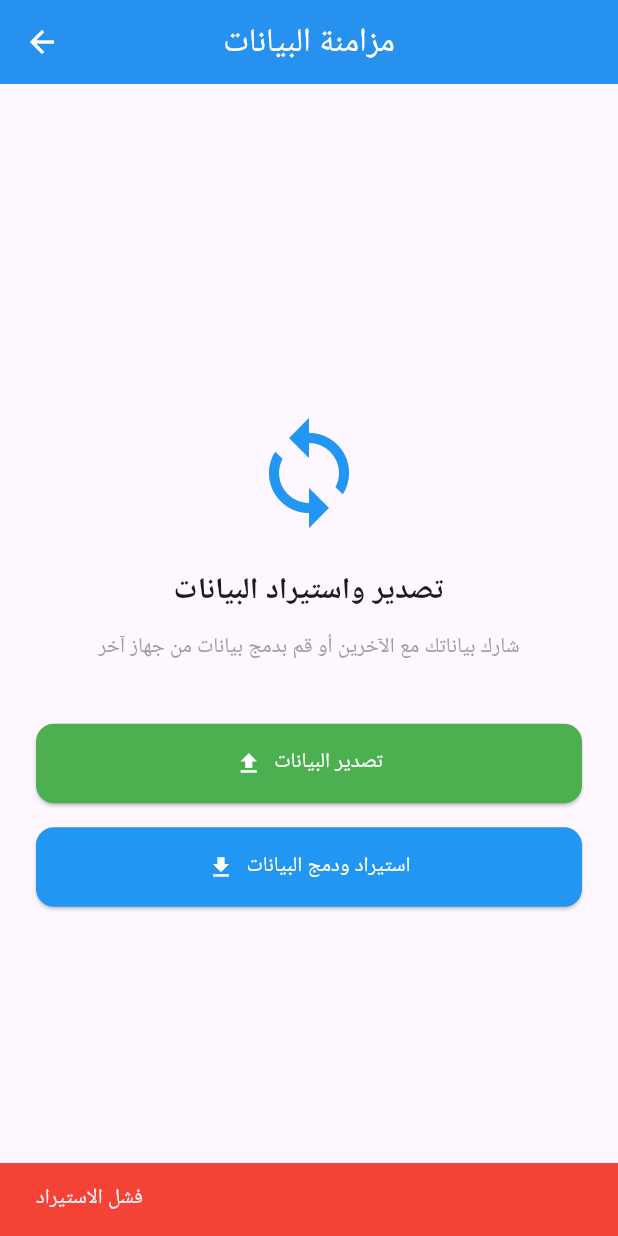
After one commit to AiExpert1985/family_cards, a Flutter app: the SyncPage screen opened directly, after a tap on "استيراد ودمج البيانات", on a phone screen of 412 x 824 dp. The commit adds this screen. Run offline on Flutter 3.47's test engine with Material 3 defaults, Android fonts, the phone set to English and light mode, and no system bars; our stand-ins replace file_picker, flutter_riverpod, share_plus, shared_preferences; accounts and stored records are empty.

Commit message:
adding sync

```diff
--- /dev/null
+++ b/lib/pages/sync_page.dart
@@ -0,0 +1,165 @@
+// ============== pages/sync_page.dart ==============
+import 'package:flutter/material.dart';
+import 'package:flutter_riverpod/flutter_riverpod.dart';
+import '../providers/providers.dart';
+
+class SyncPage extends ConsumerStatefulWidget {
+  const SyncPage({super.key});
+
+  @override
+  ConsumerState<SyncPage> createState() => _SyncPageState();
+}
+
+class _SyncPageState extends ConsumerState<SyncPage> {
+  bool _isProcessing = false;
+
+  Future<void> _exportData() async {
+    setState(() => _isProcessing = true);
+
+    // Wait for data to load if not already loaded
+    final playersAsync = ref.read(playersProvider);
+    final gamesAsync = ref.read(gamesProvider);
+
+    // Reload if not loaded
+    if (!playersAsync.hasValue) {
+      await ref.read(playersProvider.notifier).loadPlayers();
+    }
+    if (!gamesAsync.hasValue) {
+      await ref.read(gamesProvider.notifier).loadGames();
+    }
+
+    // Get the loaded data
+    final players = ref.read(playersProvider).value ?? [];
+    final games = ref.read(gamesProvider).value ?? [];
+
+    if (players.isEmpty && games.isEmpty) {
+      if (mounted) {
+        ScaffoldMessenger.of(context).showSnackBar(
+          const SnackBar(content: Text('لا توجد بيانات للتصدير'), backgroundColor: Colors.orange),
+        );
+      }
+      setState(() => _isProcessing = false);
+      return;
+    }
+
+    final syncService = ref.read(syncServiceProvider);
+    final filePath = await syncService.exportData(players: players, games: games);
+
+    if (filePath != null) {
+      if (mounted) {
+        ScaffoldMessenger.of(context).showSnackBar(
+          SnackBar(
+            content: Text('تم تصدير ${players.length} لاعب و ${games.length} مباراة'),
+            backgroundColor: Colors.green,
+          ),
+        );
+      }
+    } else {
+      if (mounted) {
+        ScaffoldMessenger.of(
+          context,
+        ).showSnackBar(const SnackBar(content: Text('فشل التصدير'), backgroundColor: Colors.red));
+      }
+    }
+
+    setState(() => _isProcessing = false);
+  }
+
+  Future<void> _importData() async {
+    setState(() => _isProcessing = true);
+
+    final currentPlayers = ref.read(playersProvider).value ?? [];
+    final currentGames = ref.read(gamesProvider).value ?? [];
+    final syncService = ref.read(syncServiceProvider);
+
+    final result = await syncService.importAndMerge(
+      currentPlayers: currentPlayers,
+      currentGames: currentGames,
+    );
+
+    if (result != null) {
+      await ref.read(playersProvider.notifier).updatePlayers(result['players']);
+      await ref.read(gamesProvider.notifier).updateGames(result['games']);
+
+      if (mounted) {
+        ScaffoldMessenger.of(context).showSnackBar(
+          SnackBar(
+            content: Text(
+              'تم الاستيراد: ${result['addedPlayers']} لاعب، ${result['addedGames']} مباراة',
+            ),
+            backgroundColor: Colors.green,
+          ),
+        );
+      }
+    } else {
+      if (mounted) {
+        ScaffoldMessenger.of(
+          context,
+        ).showSnackBar(const SnackBar(content: Text('فشل الاستيراد'), backgroundColor: Colors.red));
+      }
+    }
+
+    setState(() => _isProcessing = false);
+  }
+
+  @override
+  Widget build(BuildContext context) {
+    return Scaffold(
+      appBar: AppBar(
+        title: const Text('مزامنة البيانات'),
+        backgroundColor: Colors.blue,
+        foregroundColor: Colors.white,
+      ),
+      body: Center(
+        child: Padding(
+          padding: const EdgeInsets.all(24),
+          child: Column(
+            mainAxisAlignment: MainAxisAlignment.center,
+            children: [
+              const Icon(Icons.sync, size: 80, color: Colors.blue),
+              const SizedBox(height: 24),
+              const Text(
+                'تصدير واستيراد البيانات',
+                style: TextStyle(fontSize: 20, fontWeight: FontWeight.bold),
+              ),
+              const SizedBox(height: 12),
+              const Text(
+                'شارك بياناتك مع الآخرين أو قم بدمج بيانات من جهاز آخر',
+                style: TextStyle(fontSize: 14, color: Colors.grey),
+                textAlign: TextAlign.center,
+              ),
+              const SizedBox(height: 40),
+              SizedBox(
+                width: double.infinity,
+                child: ElevatedButton.icon(
+                  onPressed: _isProcessing ? null : _exportData,
+                  icon: const Icon(Icons.upload),
+                  label: const Text('تصدير البيانات'),
+                  style: ElevatedButton.styleFrom(
+                    backgroundColor: Colors.green,
+                    foregroundColor: Colors.white,
+                    padding: const EdgeInsets.symmetric(vertical: 16),
+                  ),
+                ),
+              ),
+              const SizedBox(height: 16),
+              SizedBox(
+                width: double.infinity,
+                child: ElevatedButton.icon(
+                  onPressed: _isProcessing ? null : _importData,
+                  icon: const Icon(Icons.download),
+                  label: const Text('استيراد ودمج البيانات'),
+                  style: ElevatedButton.styleFrom(
+                    backgroundColor: Colors.blue,
+                    foregroundColor: Colors.white,
+                    padding: const EdgeInsets.symmetric(vertical: 16),
+                  ),
+                ),
+              ),
+            ],
+          ),
+        ),
+      ),
+    );
+  }
+}
--- /dev/null
+++ b/lib/services/sync_service.dart
@@ -0,0 +1,103 @@
+// ============== services/sync_service.dart ==============
+import 'dart:convert';
+import 'dart:io';
+import 'package:path_provider/path_provider.dart';
+import 'package:share_plus/share_plus.dart';
+import 'package:file_picker/file_picker.dart';
+import '../models/player.dart';
+import '../models/game.dart';
+
+class SyncService {
+  // Export data to JSON file
+  Future<String?> exportData({required List<Player> players, required List<Game> games}) async {
+    try {
+      final data = {
+        'players': players.map((p) => p.toJson()).toList(),
+        'games': games.map((g) => g.toJson()).toList(),
+        'exportDate': DateTime.now().toIso8601String(),
+      };
+
+      final jsonString = jsonEncode(data);
+      final directory = await getApplicationDocumentsDirectory();
+      final fileName = 'cards_backup_${DateTime.now().millisecondsSinceEpoch}.json';
+      final file = File('${directory.path}/$fileName');
+
+      await file.writeAsString(jsonString);
+      return file.path;
+    } catch (e) {
+      return null;
+    }
+  }
+
+  // Share exported file
+  Future<bool> shareExport(String filePath) async {
+    try {
+      await Share.shareXFiles([XFile(filePath)], text: 'نسخة احتياطية من بيانات اللعبة');
+      return true;
+    } catch (e) {
+      return false;
+    }
+  }
+
+  // Import and merge data from JSON file
+  Future<Map<String, dynamic>?> importAndMerge({
+    required List<Player> currentPlayers,
+    required List<Game> currentGames,
+  }) async {
+    try {
+      final result = await FilePicker.platform.pickFiles(
+        type: FileType.custom,
+        allowedExtensions: ['json'],
+      );
+
+      if (result == null || result.files.single.path == null) return null;
+
+      final file = File(result.files.single.path!);
+      final jsonString = await file.readAsString();
+      final data = jsonDecode(jsonString);
+
+      final importedPlayers = (data['players'] as List).map((p) => Player.fromJson(p)).toList();
+
+      final importedGames = (data['games'] as List).map((g) => Game.fromJson(g)).toList();
+
+      // Merge logic: avoid duplicates by ID
+      final mergedPlayers = _mergePlayers(currentPlayers, importedPlayers);
+      final mergedGames = _mergeGames(currentGames, importedGames);
+
+      return {
+        'players': mergedPlayers,
+        'games': mergedGames,
+        'addedPlayers': mergedPlayers.length - currentPlayers.length,
+        'addedGames': mergedGames.length - currentGames.length,
+      };
+    } catch (e) {
+      return null;
+    }
+  }
+
+  List<Player> _mergePlayers(List<Player> current, List<Player> imported) {
+    final merged = List<Player>.from(current);
+    final existingIds = current.map((p) => p.id).toSet();
+
+    for (var player in imported) {
+      if (!existingIds.contains(player.id)) {
+        merged.add(player);
+      }
+    }
+
+    return merged;
+  }
+
+  List<Game> _mergeGames(List<Game> current, List<Game> imported) {
+    final merged = List<Game>.from(current);
+    final existingIds = current.map((g) => g.id).toSet();
+
+    for (var game in imported) {
+      if (!existingIds.contains(game.id)) {
+        merged.add(game);
+      }
+    }
+
+    return merged;
+  }
+}
--- a/pubspec.yaml
+++ b/pubspec.yaml
@@ -34,6 +34,9 @@ dependencies:
   intl: ^0.18.1
   flutter_launcher_icons: ^0.13.1
   flutter_riverpod: ^2.4.0
+  path_provider: ^2.1.1
+  file_picker: ^8.1.4
+  share_plus: ^7.2.1
 
 flutter_launcher_icons:
   android: true
```
Also changed, not shown: lib/pages/home_page.dart (+13 -16 lines), lib/providers/providers.dart (+19 -0 lines), pubspec.lock, 5 other files.
